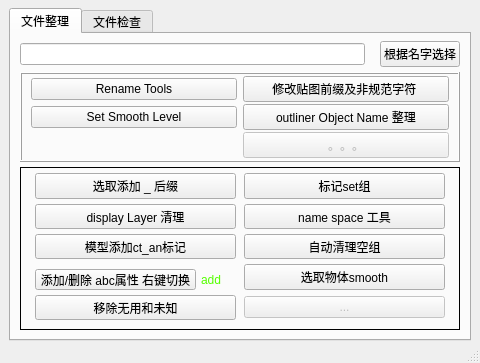
First picture: the form in maya_sixteen/Python/OCT_Pipeline/media/ppl_assetTool.ui, repository all-in-one-of/oct, before the edit.
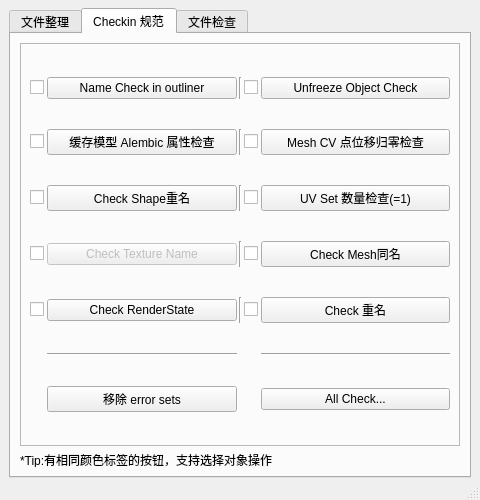
Second picture: the form after the edit.

Commit message: 前期规范检测工具ui更新

The edit to the form file:
```diff
--- a/maya_sixteen/Python/OCT_Pipeline/media/ppl_assetTool.ui
+++ b/maya_sixteen/Python/OCT_Pipeline/media/ppl_assetTool.ui
@@ -7,7 +7,7 @@
     <x>0</x>
     <y>0</y>
     <width>480</width>
-    <height>363</height>
+    <height>500</height>
    </rect>
   </property>
   <property name="minimumSize">
@@ -26,20 +26,22 @@
    <string>前期Asset 整理检查</string>
   </property>
   <widget class="QWidget" name="centralwidget">
-   <layout class="QGridLayout" name="gridLayout_3">
+   <layout class="QVBoxLayout" name="verticalLayout_2">
     <property name="topMargin">
      <number>8</number>
     </property>
     <property name="bottomMargin">
      <number>0</number>
     </property>
-    <property name="verticalSpacing">
-     <number>5</number>
-    </property>
-    <item row="0" column="0">
+    <item>
      <widget class="QTabWidget" name="m_tab">
+      <property name="font">
+       <font>
+        <pointsize>9</pointsize>
+       </font>
+      </property>
       <property name="currentIndex">
-       <number>0</number>
+       <number>1</number>
       </property>
       <widget class="QWidget" name="tab">
        <attribute name="title">
@@ -69,10 +71,21 @@
              <number>5</number>
             </property>
             <item>
-             <widget class="QLineEdit" name="pick_sel_l"/>
+             <widget class="QLineEdit" name="pick_sel_l">
+              <property name="font">
+               <font>
+                <pointsize>9</pointsize>
+               </font>
+              </property>
+             </widget>
             </item>
             <item>
              <widget class="QPushButton" name="selByNm_bt">
+              <property name="font">
+               <font>
+                <pointsize>9</pointsize>
+               </font>
+              </property>
               <property name="text">
                <string>根据名字选择</string>
               </property>
@@ -88,6 +101,11 @@
               <height>110</height>
              </size>
             </property>
+            <property name="font">
+             <font>
+              <pointsize>9</pointsize>
+             </font>
+            </property>
             <property name="frameShape">
              <enum>QFrame::Box</enum>
             </property>
@@ -109,6 +127,11 @@
              </property>
              <item row="0" column="0">
               <widget class="QPushButton" name="rnmT_bt">
+               <property name="font">
+                <font>
+                 <pointsize>9</pointsize>
+                </font>
+               </property>
                <property name="text">
                 <string>Rename Tools</string>
                </property>
@@ -116,6 +139,11 @@
              </item>
              <item row="0" column="1">
               <widget class="QPushButton" name="alterTxsPrf_bt">
+               <property name="font">
+                <font>
+                 <pointsize>9</pointsize>
+                </font>
+               </property>
                <property name="text">
                 <string>修改贴图前缀及非规范字符 </string>
                </property>
@@ -126,6 +154,11 @@
                <property name="enabled">
                 <bool>false</bool>
                </property>
+               <property name="font">
+                <font>
+                 <pointsize>9</pointsize>
+                </font>
+               </property>
                <property name="text">
                 <string>。。。</string>
                </property>
@@ -136,6 +169,11 @@
                <property name="enabled">
                 <bool>true</bool>
                </property>
+               <property name="font">
+                <font>
+                 <pointsize>9</pointsize>
+                </font>
+               </property>
                <property name="text">
                 <string>Set Smooth Level</string>
                </property>
@@ -143,6 +181,11 @@
              </item>
              <item row="1" column="1">
               <widget class="QPushButton" name="nm_tidy_bt">
+               <property name="font">
+                <font>
+                 <pointsize>9</pointsize>
+                </font>
+               </property>
                <property name="text">
                 <string>outliner Object Name 整理</string>
                </property>
@@ -153,6 +196,11 @@
           </item>
           <item>
            <widget class="QFrame" name="old_frm">
+            <property name="font">
+             <font>
+              <pointsize>9</pointsize>
+             </font>
+            </property>
             <property name="frameShape">
              <enum>QFrame::Panel</enum>
             </property>
@@ -186,25 +234,16 @@
                <property name="margin">
                 <number>5</number>
                </property>
-               <item row="1" column="2">
-                <widget class="QPushButton" name="nmsp_tidy_bt">
-                 <property name="text">
-                  <string>name space 工具</string>
-                 </property>
-                </widget>
-               </item>
-               <item row="5" column="2">
-                <widget class="QPushButton" name="selSmth_tidy_bt">
-                 <property name="text">
-                  <string>选取物体smooth</string>
-                 </property>
-                </widget>
-               </item>
                <item row="8" column="2">
                 <widget class="QPushButton" name="inac_tidy_bt">
                  <property name="enabled">
                   <bool>false</bool>
                  </property>
+                 <property name="font">
+                  <font>
+                   <pointsize>10</pointsize>
+                  </font>
+                 </property>
                  <property name="text">
                   <string>...</string>
                  </property>
@@ -216,22 +255,13 @@
                  </property>
                 </widget>
                </item>
-               <item row="0" column="2">
-                <widget class="QPushButton" name="set_tidy_bt">
-                 <property name="text">
-                  <string>标记set组</string>
-                 </property>
-                </widget>
-               </item>
-               <item row="2" column="2">
-                <widget class="QPushButton" name="emgrp_tidy_bt">
-                 <property name="text">
-                  <string>自动清理空组</string>
-                 </property>
-                </widget>
-               </item>
                <item row="1" column="0">
                 <widget class="QPushButton" name="dsly_tidy_bt">
+                 <property name="font">
+                  <font>
+                   <pointsize>10</pointsize>
+                  </font>
+                 </property>
                  <property name="text">
                   <string>display Layer 清理</string>
                  </property>
@@ -239,6 +269,11 @@
                </item>
                <item row="0" column="0">
                 <widget class="QPushButton" name="suff_tidy_bt">
+                 <property name="font">
+                  <font>
+                   <pointsize>10</pointsize>
+                  </font>
+                 </property>
                  <property name="text">
                   <string>选取添加 _ 后缀</string>
                  </property>
@@ -246,6 +281,11 @@
                </item>
                <item row="2" column="0">
                 <widget class="QPushButton" name="anlab_tidy_bt">
+                 <property name="font">
+                  <font>
+                   <pointsize>10</pointsize>
+                  </font>
+                 </property>
                  <property name="text">
                   <string>模型添加ct_an标记</string>
                  </property>
@@ -264,6 +304,11 @@
                  </property>
                  <item>
                   <widget class="QPushButton" name="plsAbcAttr_tidy_bt">
+                   <property name="font">
+                    <font>
+                     <pointsize>10</pointsize>
+                    </font>
+                   </property>
                    <property name="styleSheet">
                     <string notr="true">border-color: rgb(255, 255, 255);
 selection-color: rgb(85, 255, 255);</string>
@@ -281,6 +326,11 @@
                      <height>16777215</height>
                     </size>
                    </property>
+                   <property name="font">
+                    <font>
+                     <pointsize>9</pointsize>
+                    </font>
+                   </property>
                    <property name="styleSheet">
                     <string notr="true">color: rgb(85, 255, 0);</string>
                    </property>
@@ -291,8 +341,49 @@
                  </item>
                 </layout>
                </item>
-               <item row="8" column="0">
+               <item row="0" column="2">
+                <widget class="QPushButton" name="nmsp_tidy_bt">
+                 <property name="font">
+                  <font>
+                   <pointsize>10</pointsize>
+                  </font>
+                 </property>
+                 <property name="text">
+                  <string>name space 工具</string>
+                 </property>
+                </widget>
+               </item>
+               <item row="1" column="2">
+                <widget class="QPushButton" name="emgrp_tidy_bt">
+                 <property name="font">
+                  <font>
+                   <pointsize>10</pointsize>
+                  </font>
+                 </property>
+                 <property name="text">
+                  <string>自动清理空组</string>
+                 </property>
+                </widget>
+               </item>
+               <item row="2" column="2">
+                <widget class="QPushButton" name="selSmth_tidy_bt">
+                 <property name="font">
+                  <font>
+                   <pointsize>10</pointsize>
+                  </font>
+                 </property>
+                 <property name="text">
+                  <string>选取物体smooth</string>
+                 </property>
+                </widget>
+               </item>
+               <item row="5" column="2">
                 <widget class="QPushButton" name="rmun_tidy_bt">
+                 <property name="font">
+                  <font>
+                   <pointsize>10</pointsize>
+                  </font>
+                 </property>
                  <property name="text">
                   <string>移除无用和未知</string>
                  </property>
@@ -307,117 +398,397 @@
         </item>
        </layout>
       </widget>
+      <widget class="QWidget" name="tab_3">
+       <attribute name="title">
+        <string>Checkin 规范</string>
+       </attribute>
+       <layout class="QVBoxLayout" name="verticalLayout_3">
+        <item>
+         <widget class="QFrame" name="reqChk_frm">
+          <property name="frameShape">
+           <enum>QFrame::StyledPanel</enum>
+          </property>
+          <property name="frameShadow">
+           <enum>QFrame::Sunken</enum>
+          </property>
+          <layout class="QGridLayout" name="gridLayout_7">
+           <property name="horizontalSpacing">
+            <number>2</number>
+           </property>
+           <item row="8" column="4">
+            <widget class="QPushButton" name="allReg_chk_bt">
+             <property name="text">
+              <string>All Check...</string>
+             </property>
+            </widget>
+           </item>
+           <item row="4" column="4">
+            <widget class="QPushButton" name="_check_indiv_UVSets_regchk_bt">
+             <property name="text">
+              <string>UV Set 数量检查(=1)</string>
+             </property>
+            </widget>
+           </item>
+           <item row="2" column="4">
+            <widget class="QPushButton" name="_check_indiv_unfreezeTrns_regchk_bt">
+             <property name="text">
+              <string>Unfreeze Object Check</string>
+             </property>
+            </widget>
+           </item>
+           <item row="6" column="1">
+            <widget class="QPushButton" name="rndSta_chk_bt">
+             <property name="text">
+              <string>Check RenderState</string>
+             </property>
+            </widget>
+           </item>
+           <item row="2" column="1">
+            <widget class="QPushButton" name="_check_all_1_grpName_regchk_bt">
+             <property name="text">
+              <string>Name Check in outliner</string>
+             </property>
+            </widget>
+           </item>
+           <item row="3" column="1">
+            <widget class="QPushButton" name="_check_all_2_abcAttr_regchk_bt">
+             <property name="text">
+              <string>缓存模型 Alembic 属性检查</string>
+             </property>
+            </widget>
+           </item>
+           <item row="3" column="4">
+            <widget class="QPushButton" name="_check_indiv_vertexPos_regchk_bt">
+             <property name="text">
+              <string>Mesh CV 点位移归零检查</string>
+             </property>
+            </widget>
+           </item>
+           <item row="6" column="4">
+            <widget class="QPushButton" name="tautonymy_chk_bt">
+             <property name="text">
+              <string>Check 重名</string>
+             </property>
+            </widget>
+           </item>
+           <item row="5" column="4">
+            <widget class="QPushButton" name="tautonymyMsh_chk_bt">
+             <property name="text">
+              <string>Check Mesh同名</string>
+             </property>
+            </widget>
+           </item>
+           <item row="4" column="1">
+            <widget class="QPushButton" name="tautonymyShp_chk_bt">
+             <property name="text">
+              <string>Check Shape重名</string>
+             </property>
+            </widget>
+           </item>
+           <item row="5" column="1">
+            <widget class="QPushButton" name="txsnm_chk_bt">
+             <property name="enabled">
+              <bool>false</bool>
+             </property>
+             <property name="text">
+              <string>Check Texture Name</string>
+             </property>
+            </widget>
+           </item>
+           <item row="7" column="4">
+            <widget class="Line" name="line_2">
+             <property name="orientation">
+              <enum>Qt::Horizontal</enum>
+             </property>
+            </widget>
+           </item>
+           <item row="7" column="1">
+            <widget class="Line" name="line">
+             <property name="orientation">
+              <enum>Qt::Horizontal</enum>
+             </property>
+            </widget>
+           </item>
+           <item row="4" column="0">
+            <widget class="QCheckBox" name="tautonymyShp_chk_cbx">
+             <property name="maximumSize">
+              <size>
+               <width>15</width>
+               <height>16777215</height>
+              </size>
+             </property>
+             <property name="text">
+              <string/>
+             </property>
+            </widget>
+           </item>
+           <item row="6" column="0">
+            <widget class="QCheckBox" name="rndSta_chk_cbx">
+             <property name="maximumSize">
+              <size>
+               <width>15</width>
+               <height>16777215</height>
+              </size>
+             </property>
+             <property name="text">
+              <string/>
+             </property>
+            </widget>
+           </item>
+           <item row="2" column="3">
+            <widget class="QCheckBox" name="_check_indiv_unfreezeTrns_regchk_cbx">
+             <property name="maximumSize">
+              <size>
+               <width>15</width>
+               <height>16777215</height>
+              </size>
+             </property>
+             <property name="text">
+              <string/>
+             </property>
+            </widget>
+           </item>
+           <item row="8" column="1">
+            <widget class="QPushButton" name="_reg_clearCheckSets_regchk_bt">
+             <property name="text">
+              <string>移除 error sets</string>
+             </property>
+            </widget>
+           </item>
+           <item row="2" column="2">
+            <widget class="Line" name="line_3">
+             <property name="orientation">
+              <enum>Qt::Vertical</enum>
+             </property>
+            </widget>
+           </item>
+           <item row="4" column="3">
+            <widget class="QCheckBox" name="_check_indiv_UVSets_regchk_cbx">
+             <property name="maximumSize">
+              <size>
+               <width>15</width>
+               <height>16777215</height>
+              </size>
+             </property>
+             <property name="text">
+              <string/>
+             </property>
+            </widget>
+           </item>
+           <item row="5" column="0">
+            <widget class="QCheckBox" name="txsnm_chk_cbx">
+             <property name="maximumSize">
+              <size>
+               <width>15</width>
+               <height>16777215</height>
+              </size>
+             </property>
+             <property name="text">
+              <string/>
+             </property>
+            </widget>
+           </item>
+           <item row="3" column="2">
+            <widget class="Line" name="line_4">
+             <property name="orientation">
+              <enum>Qt::Vertical</enum>
+             </property>
+            </widget>
+           </item>
+           <item row="6" column="3">
+            <widget class="QCheckBox" name="tautonymy_chk_cbx">
+             <property name="maximumSize">
+              <size>
+               <width>15</width>
+               <height>16777215</height>
+              </size>
+             </property>
+             <property name="text">
+              <string/>
+             </property>
+            </widget>
+           </item>
+           <item row="5" column="3">
+            <widget class="QCheckBox" name="tautonymyMsh_chk_cbx">
+             <property name="maximumSize">
+              <size>
+               <width>15</width>
+               <height>16777215</height>
+              </size>
+             </property>
+             <property name="text">
+              <string/>
+             </property>
+            </widget>
+           </item>
+           <item row="3" column="3">
+            <widget class="QCheckBox" name="_check_indiv_vertexPos_regchk_cbx">
+             <property name="maximumSize">
+              <size>
+               <width>15</width>
+               <height>16777215</height>
+              </size>
+             </property>
+             <property name="text">
+              <string/>
+             </property>
+            </widget>
+           </item>
+           <item row="3" column="0">
+            <widget class="QCheckBox" name="_check_all_2_abcAttr_regchk_cbx">
+             <property name="maximumSize">
+              <size>
+               <width>15</width>
+               <height>16777215</height>
+              </size>
+             </property>
+             <property name="text">
+              <string/>
+             </property>
+            </widget>
+           </item>
+           <item row="2" column="0">
+            <widget class="QCheckBox" name="_check_all_1_grpName_regchk_cbx">
+             <property name="maximumSize">
+              <size>
+               <width>15</width>
+               <height>16777215</height>
+              </size>
+             </property>
+             <property name="text">
+              <string/>
+             </property>
+            </widget>
+           </item>
+           <item row="4" column="2">
+            <widget class="Line" name="line_5">
+             <property name="orientation">
+              <enum>Qt::Vertical</enum>
+             </property>
+            </widget>
+           </item>
+           <item row="5" column="2">
+            <widget class="Line" name="line_6">
+             <property name="orientation">
+              <enum>Qt::Vertical</enum>
+             </property>
+            </widget>
+           </item>
+           <item row="6" column="2">
+            <widget class="Line" name="line_7">
+             <property name="orientation">
+              <enum>Qt::Vertical</enum>
+             </property>
+            </widget>
+           </item>
+          </layout>
+         </widget>
+        </item>
+        <item>
+         <widget class="QLabel" name="tiplab">
+          <property name="maximumSize">
+           <size>
+            <width>16777215</width>
+            <height>15</height>
+           </size>
+          </property>
+          <property name="font">
+           <font>
+            <pointsize>9</pointsize>
+           </font>
+          </property>
+          <property name="text">
+           <string>*Tip:有相同颜色标签的按钮，支持选择对象操作</string>
+          </property>
+         </widget>
+        </item>
+       </layout>
+      </widget>
       <widget class="QWidget" name="tab_2">
        <attribute name="title">
         <string>文件检查</string>
        </attribute>
        <layout class="QGridLayout" name="gridLayout_4">
-        <item row="1" column="0">
-         <widget class="QPushButton" name="nm_chk_bt">
-          <property name="text">
-           <string>Check 命名</string>
-          </property>
-         </widget>
-        </item>
-        <item row="5" column="1">
-         <widget class="QPushButton" name="prxTr_chk_bt">
-          <property name="text">
-           <string>Check Proxy位移</string>
-          </property>
-         </widget>
-        </item>
-        <item row="5" column="0">
-         <widget class="QPushButton" name="smthSet_chk_bt">
-          <property name="text">
-           <string>Check smoothSet</string>
-          </property>
-         </widget>
-        </item>
-        <item row="3" column="0">
-         <widget class="QPushButton" name="flg_chk_bt">
-          <property name="text">
-           <string>Check 标记属性</string>
-          </property>
-         </widget>
-        </item>
-        <item row="2" column="0">
-         <widget class="QPushButton" name="ins_chk_bt">
-          <property name="text">
-           <string>Check Instance</string>
-          </property>
-         </widget>
-        </item>
-        <item row="4" column="0">
-         <widget class="QPushButton" name="tautonymyShp_chk_bt">
-          <property name="text">
-           <string>Check Shape重名</string>
-          </property>
-         </widget>
-        </item>
-        <item row="4" column="1">
-         <widget class="QPushButton" name="tautonymyMsh_chk_bt">
-          <property name="text">
-           <string>Check Mesh同名</string>
-          </property>
-         </widget>
-        </item>
-        <item row="2" column="1">
-         <widget class="QPushButton" name="sm_chk_bt">
-          <property name="text">
-           <string>Check Smooth</string>
-          </property>
-         </widget>
-        </item>
-        <item row="0" column="1">
-         <widget class="QPushButton" name="nmsp_chk_bt">
-          <property name="text">
-           <string>Check Namespace</string>
-          </property>
-         </widget>
-        </item>
-        <item row="3" column="1">
-         <widget class="QPushButton" name="tautonymy_chk_bt">
-          <property name="text">
-           <string>Check 重名</string>
-          </property>
-         </widget>
-        </item>
         <item row="0" column="0">
-         <widget class="QPushButton" name="ref_chk_bt">
-          <property name="text">
-           <string>Check 参考</string>
-          </property>
-         </widget>
-        </item>
-        <item row="6" column="1">
-         <widget class="QPushButton" name="rndSta_chk_bt">
-          <property name="text">
-           <string>Check RenderState</string>
-          </property>
-         </widget>
-        </item>
-        <item row="1" column="1">
-         <widget class="QPushButton" name="fnm_chk_bt">
-          <property name="text">
-           <string>Check 面数</string>
-          </property>
-         </widget>
-        </item>
-        <item row="7" column="1">
-         <widget class="QPushButton" name="all_chk_bt">
+         <widget class="QWidget" name="widget" native="true">
           <property name="enabled">
            <bool>false</bool>
           </property>
-          <property name="text">
-           <string>...Check All</string>
-          </property>
-         </widget>
-        </item>
-        <item row="6" column="0">
-         <widget class="QPushButton" name="txsnm_chk_bt">
-          <property name="text">
-           <string>Check Texture Name</string>
-          </property>
+          <layout class="QGridLayout" name="gridLayout_8">
+           <item row="0" column="0">
+            <widget class="QPushButton" name="ref_chk_bt">
+             <property name="text">
+              <string>Check 参考</string>
+             </property>
+            </widget>
+           </item>
+           <item row="0" column="1">
+            <widget class="QPushButton" name="nmsp_chk_bt">
+             <property name="text">
+              <string>Check Namespace</string>
+             </property>
+            </widget>
+           </item>
+           <item row="1" column="0">
+            <widget class="QPushButton" name="nm_chk_bt">
+             <property name="text">
+              <string>Check 命名</string>
+             </property>
+            </widget>
+           </item>
+           <item row="1" column="1">
+            <widget class="QPushButton" name="fnm_chk_bt">
+             <property name="text">
+              <string>Check 面数</string>
+             </property>
+            </widget>
+           </item>
+           <item row="2" column="0">
+            <widget class="QPushButton" name="ins_chk_bt">
+             <property name="text">
+              <string>Check Instance</string>
+             </property>
+            </widget>
+           </item>
+           <item row="2" column="1">
+            <widget class="QPushButton" name="sm_chk_bt">
+             <property name="text">
+              <string>Check Smooth</string>
+             </property>
+            </widget>
+           </item>
+           <item row="3" column="0">
+            <widget class="QPushButton" name="flg_chk_bt">
+             <property name="text">
+              <string>Check 标记属性</string>
+             </property>
+            </widget>
+           </item>
+           <item row="3" column="1">
+            <widget class="QPushButton" name="prxTr_chk_bt">
+             <property name="text">
+              <string>Check Proxy位移</string>
+             </property>
+            </widget>
+           </item>
+           <item row="4" column="0">
+            <widget class="QPushButton" name="smthSet_chk_bt">
+             <property name="text">
+              <string>Check smoothSet</string>
+             </property>
+            </widget>
+           </item>
+           <item row="5" column="1">
+            <widget class="QPushButton" name="all_chk_bt">
+             <property name="enabled">
+              <bool>false</bool>
+             </property>
+             <property name="text">
+              <string>...Check All</string>
+             </property>
+            </widget>
+           </item>
+          </layout>
          </widget>
         </item>
        </layout>
```
Left out of the diff: 24 changed lines with no effect on the pictures.
